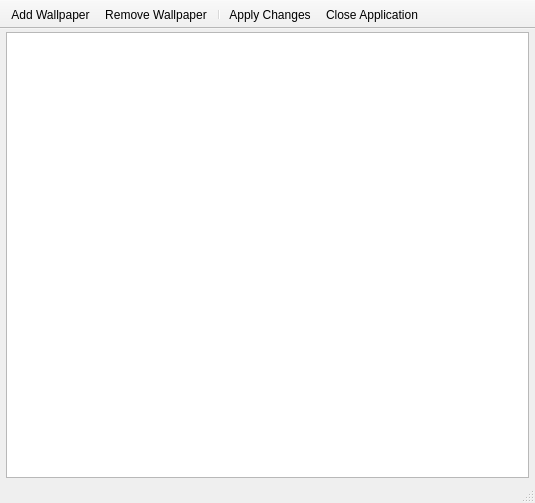
First picture: the form in mainwindow.ui, repository fducha/WallpaperChanger, before the edit.
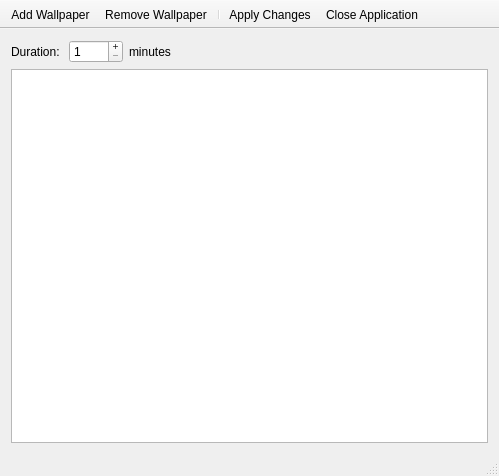
Second picture: the form after the edit. Icons and pictures are not drawn.

Commit message: Made xml-trusty file generation but nonsystem

What changed in the file:
```diff
--- a/mainwindow.ui
+++ b/mainwindow.ui
@@ -6,27 +6,64 @@
    <rect>
     <x>0</x>
     <y>0</y>
-    <width>535</width>
-    <height>503</height>
+    <width>499</width>
+    <height>476</height>
    </rect>
   </property>
   <property name="windowTitle">
    <string>MainWindow</string>
   </property>
   <widget class="QWidget" name="centralWidget">
+   <layout class="QHBoxLayout" name="horizontalLayout_2">
+    <item>
+     <layout class="QVBoxLayout" name="verticalLayout">
+      <item>
    <layout class="QHBoxLayout" name="horizontalLayout">
-    <property name="leftMargin">
-     <number>6</number>
-    </property>
-    <property name="topMargin">
-     <number>3</number>
-    </property>
-    <property name="rightMargin">
-     <number>6</number>
-    </property>
-    <property name="bottomMargin">
-     <number>3</number>
-    </property>
+        <item>
+         <widget class="QLabel" name="label">
+          <property name="text">
+           <string>Duration: </string>
+          </property>
+         </widget>
+        </item>
+        <item>
+         <widget class="QSpinBox" name="sbxDuration">
+          <property name="readOnly">
+           <bool>false</bool>
+          </property>
+          <property name="buttonSymbols">
+           <enum>QAbstractSpinBox::PlusMinus</enum>
+          </property>
+          <property name="minimum">
+           <number>1</number>
+          </property>
+          <property name="maximum">
+           <number>1440</number>
+          </property>
+         </widget>
+        </item>
+        <item>
+         <widget class="QLabel" name="label_2">
+          <property name="text">
+           <string>minutes</string>
+          </property>
+         </widget>
+        </item>
+        <item>
+         <spacer name="horizontalSpacer">
+          <property name="orientation">
+           <enum>Qt::Horizontal</enum>
+          </property>
+          <property name="sizeHint" stdset="0">
+           <size>
+            <width>288</width>
+            <height>20</height>
+           </size>
+          </property>
+         </spacer>
+        </item>
+       </layout>
+      </item>
     <item>
      <widget class="QListView" name="lvwWallPapers">
       <property name="horizontalScrollBarPolicy">
@@ -54,6 +91,8 @@
        <enum>QListView::IconMode</enum>
       </property>
      </widget>
+      </item>
+     </layout>
     </item>
    </layout>
   </widget>
```
Lines whose indentation alone changed are shown as unchanged. The commit also changes 2 other files.
